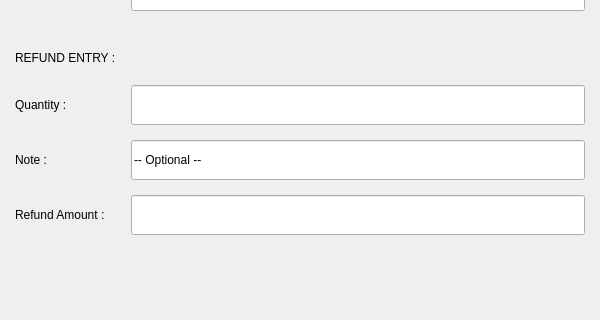
First picture: the form in Project/ui/refund.ui, repository Selvam-T/POS, before the edit; both pictures show x 0 to 600 and y 288 to 608 of the 600 by 710 pixel window.
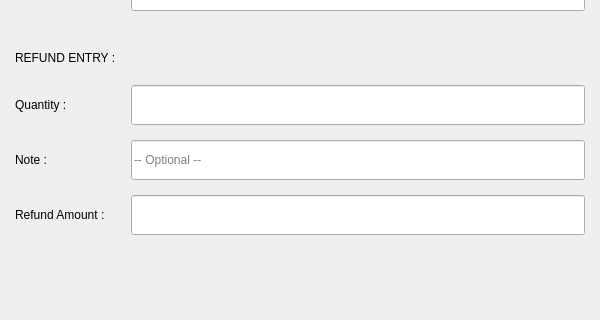
Second picture: the form after the edit.

Commit message: refactor: centralize placeholder visibility via focusGate. Applicable to refund, vendor, vegetable_menu, product_menu, manual_entry, payment_panel. Not applicable to rest.

The edit to the form file:
```diff
--- a/Project/ui/refund.ui
+++ b/Project/ui/refund.ui
@@ -218,6 +218,9 @@
         </size>
        </property>
        <property name="text">
+        <string/>
+       </property>
+       <property name="placeholderText">
         <string>-- Optional --</string>
        </property>
       </widget>
```
The commit also changes 10 other files.
